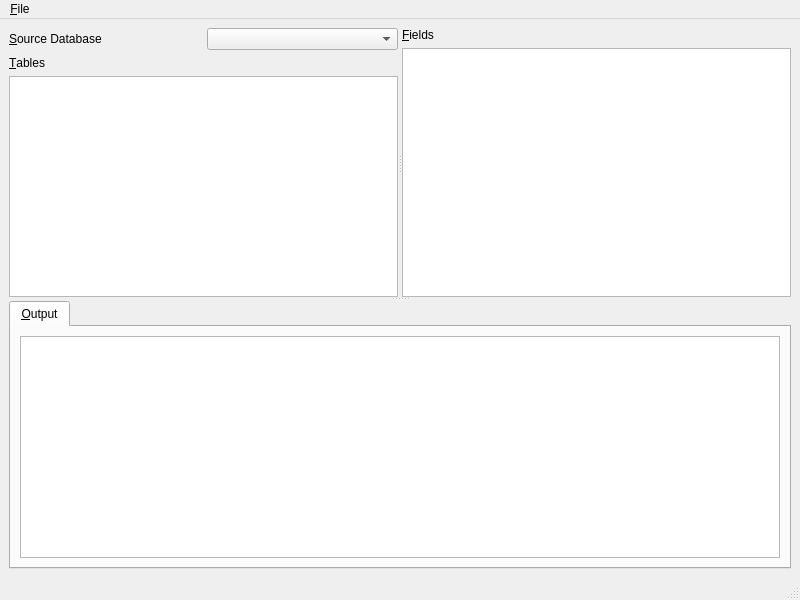
This is ui/migrainewindow.ui in kandalf/migraine as Qt 5 draws it before an edit. The edited form follows.
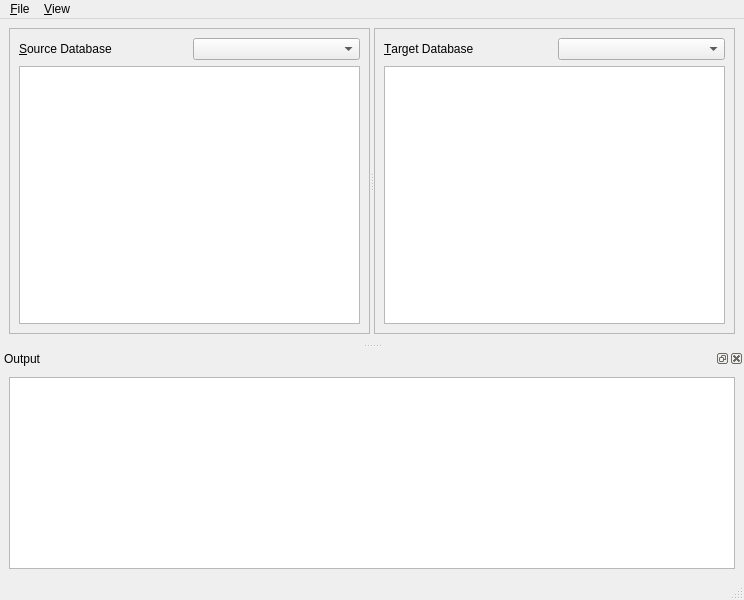
This is the edited form.

Commit message: MainWindow modifications. Src and Tgt DBs Selection is possible now. The code still needs refactory to reuse a little part.

```diff
--- a/ui/migrainewindow.ui
+++ b/ui/migrainewindow.ui
@@ -5,7 +5,7 @@
    <rect>
     <x>0</x>
     <y>0</y>
-    <width>800</width>
+    <width>744</width>
     <height>600</height>
    </rect>
   </property>
@@ -13,17 +13,21 @@
    <string>Migraine - DB Migration Tool</string>
   </property>
   <widget class="QWidget" name="centralwidget" >
-   <layout class="QGridLayout" name="gridLayout_2" >
+   <layout class="QGridLayout" name="gridLayout_4" >
     <item row="0" column="0" >
-     <widget class="QSplitter" name="hSplitter" >
-      <property name="orientation" >
-       <enum>Qt::Vertical</enum>
-      </property>
-      <widget class="QSplitter" name="vSplitter" >
+     <widget class="QSplitter" name="splitter" >
        <property name="orientation" >
         <enum>Qt::Horizontal</enum>
        </property>
-       <widget class="QWidget" name="layoutWidget" >
+      <widget class="QFrame" name="frame" >
+       <property name="frameShape" >
+        <enum>QFrame::StyledPanel</enum>
+       </property>
+       <property name="frameShadow" >
+        <enum>QFrame::Raised</enum>
+       </property>
+       <layout class="QGridLayout" name="gridLayout" >
+        <item row="0" column="0" >
         <layout class="QVBoxLayout" name="verticalLayout_2" >
          <item>
           <layout class="QHBoxLayout" name="horizontalLayout" >
@@ -45,81 +49,69 @@
          <item>
           <layout class="QVBoxLayout" name="verticalLayout" >
            <item>
-            <widget class="QLabel" name="label_3" >
-             <property name="text" >
-              <string>&amp;Tables</string>
-             </property>
-             <property name="buddy" >
-              <cstring>connTreeView</cstring>
-             </property>
-            </widget>
-           </item>
-           <item>
-            <widget class="QTreeView" name="connTreeView" >
+             <widget class="QTreeView" name="srcDbTreeView" >
              <property name="tabKeyNavigation" >
               <bool>true</bool>
              </property>
+              <property name="dragEnabled" >
+               <bool>true</bool>
+              </property>
              <property name="alternatingRowColors" >
               <bool>true</bool>
              </property>
              <property name="selectionMode" >
               <enum>QAbstractItemView::SingleSelection</enum>
              </property>
+              <property name="sortingEnabled" >
+               <bool>false</bool>
+              </property>
+              <property name="animated" >
+               <bool>true</bool>
+              </property>
+              <property name="allColumnsShowFocus" >
+               <bool>true</bool>
+              </property>
             </widget>
            </item>
           </layout>
          </item>
         </layout>
-       </widget>
-       <widget class="QWidget" name="layoutWidget" >
+        </item>
+       </layout>
+      </widget>
+      <widget class="QFrame" name="frame_2" >
+       <property name="frameShape" >
+        <enum>QFrame::StyledPanel</enum>
+       </property>
+       <property name="frameShadow" >
+        <enum>QFrame::Raised</enum>
+       </property>
+       <layout class="QGridLayout" name="gridLayout_2" >
+        <item row="0" column="0" >
         <layout class="QVBoxLayout" name="verticalLayout_3" >
          <item>
+           <layout class="QHBoxLayout" name="horizontalLayout_2" >
+            <item>
           <widget class="QLabel" name="label_2" >
            <property name="text" >
-            <string>&amp;Fields</string>
+               <string>&amp;Target Database</string>
            </property>
            <property name="buddy" >
-            <cstring>fieldListView</cstring>
+               <cstring>dbTargetConnCombo</cstring>
            </property>
           </widget>
          </item>
          <item>
-          <widget class="QListView" name="fieldListView" >
-           <property name="alternatingRowColors" >
-            <bool>true</bool>
-           </property>
-          </widget>
-         </item>
-        </layout>
-       </widget>
-      </widget>
-      <widget class="QTabWidget" name="notifyTabWidget" >
-       <property name="sizePolicy" >
-        <sizepolicy vsizetype="Preferred" hsizetype="Expanding" >
-         <horstretch>0</horstretch>
-         <verstretch>0</verstretch>
-        </sizepolicy>
-       </property>
-       <property name="currentIndex" >
-        <number>0</number>
-       </property>
-       <widget class="QWidget" name="tab" >
-        <attribute name="title" >
-         <string>&amp;Output</string>
-        </attribute>
-        <layout class="QGridLayout" name="gridLayout" >
-         <item row="0" column="0" >
-          <widget class="QTextEdit" name="logTextEdit" >
-           <property name="tabChangesFocus" >
-            <bool>true</bool>
-           </property>
-           <property name="readOnly" >
-            <bool>true</bool>
-           </property>
-          </widget>
-         </item>
-        </layout>
-       </widget>
+             <widget class="QComboBox" name="dbTargetConnCombo" />
+            </item>
+           </layout>
+          </item>
+          <item>
+           <widget class="QTreeView" name="targetDbTreeView" />
+          </item>
+         </layout>
+        </item>
+       </layout>
       </widget>
      </widget>
     </item>
@@ -130,7 +122,7 @@
     <rect>
      <x>0</x>
      <y>0</y>
-     <width>800</width>
+     <width>744</width>
      <height>25</height>
     </rect>
    </property>
@@ -140,14 +132,63 @@
     </property>
     <addaction name="actionConnections" />
    </widget>
+   <widget class="QMenu" name="menu_View" >
+    <property name="title" >
+     <string>&amp;View</string>
+    </property>
+    <addaction name="actionOutput" />
+   </widget>
    <addaction name="menu_File" />
+   <addaction name="menu_View" />
   </widget>
   <widget class="QStatusBar" name="statusbar" />
+  <widget class="QDockWidget" name="outputWidget" >
+   <property name="floating" >
+    <bool>false</bool>
+   </property>
+   <property name="features" >
+    <set>QDockWidget::AllDockWidgetFeatures</set>
+   </property>
+   <property name="windowTitle" >
+    <string>Output</string>
+   </property>
+   <attribute name="dockWidgetArea" >
+    <number>8</number>
+   </attribute>
+   <widget class="QWidget" name="dockWidgetContents_3" >
+    <layout class="QGridLayout" name="gridLayout_3" >
+     <item row="0" column="0" >
+      <widget class="QTextEdit" name="logTextEdit" >
+       <property name="tabChangesFocus" >
+        <bool>true</bool>
+       </property>
+       <property name="readOnly" >
+        <bool>true</bool>
+       </property>
+      </widget>
+     </item>
+    </layout>
+   </widget>
+  </widget>
   <action name="actionConnections" >
    <property name="text" >
     <string>Connections</string>
    </property>
   </action>
+  <action name="actionOutput" >
+   <property name="checkable" >
+    <bool>true</bool>
+   </property>
+   <property name="checked" >
+    <bool>true</bool>
+   </property>
+   <property name="text" >
+    <string>Output</string>
+   </property>
+   <property name="shortcut" >
+    <string>Ctrl+Shift+O</string>
+   </property>
+  </action>
  </widget>
  <resources/>
  <connections/>
```
Left out of the diff: 19 changed lines with no effect on the pictures. Lines whose indentation alone changed are shown as unchanged. The commit also changes 4 other files.
